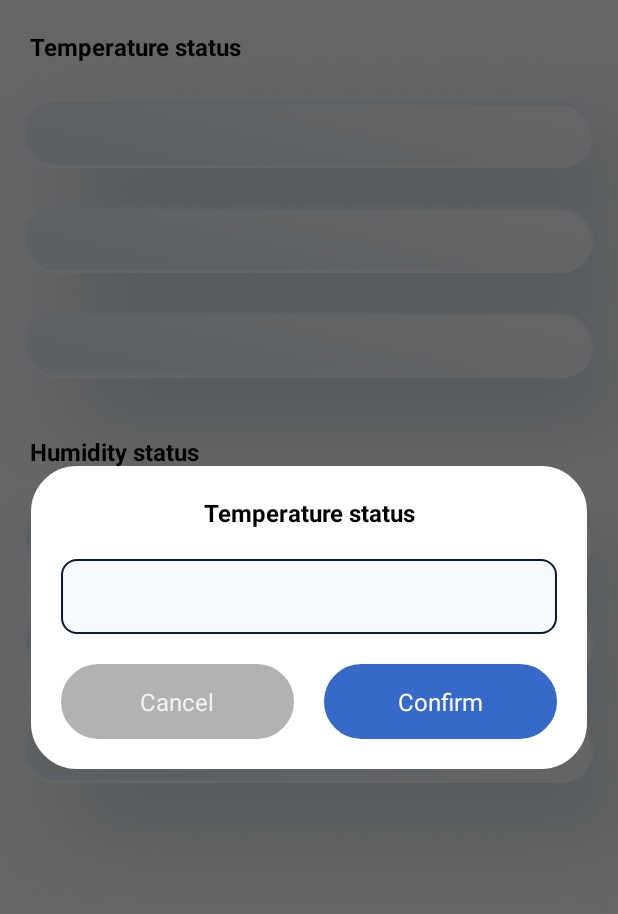
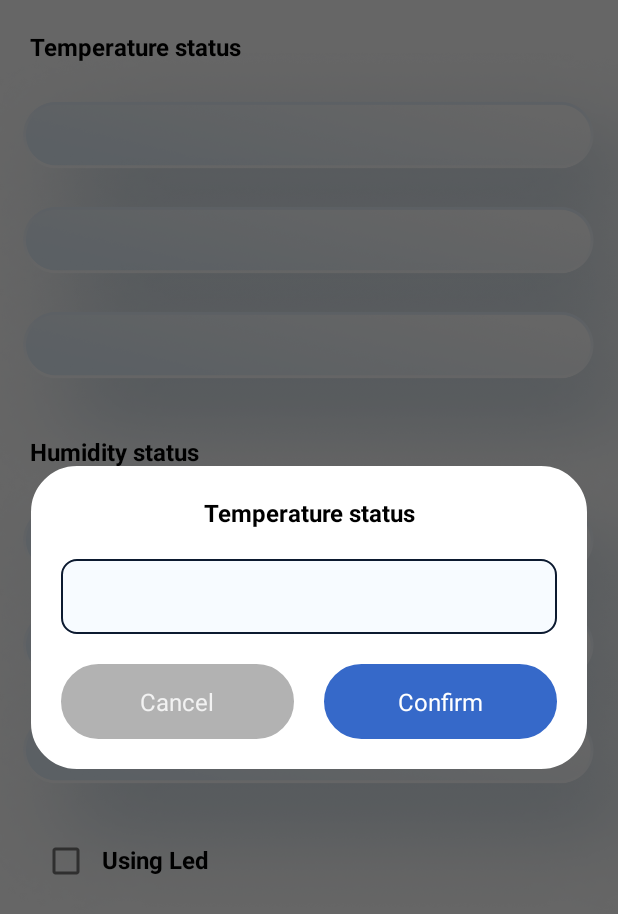
Before and after one commit to Trunggnguyen/LTN, an Android app: the fragment SettingFragment shown on its own in the app's theme, after a tap on an icon or button, on a phone screen of 412 x 824 dp. Shown: the top 914 px of the screen. Run offline under Robolectric (Android 15) with nearby library versions, the phone set to English and light mode, and no system bars; our stand-ins replace Firebase (no records; nobody signed in at launch, a user with empty details on screens opened directly), data binding; Roboto replaces fonts that are not available here; 4 statements that could not run were skipped.

Commit message:
usingled

```diff
--- a/app/src/main/java/com/ltn/exam/data/DataRequest.kt
+++ b/app/src/main/java/com/ltn/exam/data/DataRequest.kt
@@ -10,5 +10,6 @@ class DataRequest (
     var tempMin : Int  ?= null,
     var tempStr1 : String  ?= null,
     var tempStr2 : String  ?= null,
-    var tempTheshold : Int  ?= null
+    var tempTheshold : Int  ?= null,
+    var isUsingLed : Boolean ?= false
     )
--- a/app/src/main/java/com/ltn/exam/data/DataResponse.kt
+++ b/app/src/main/java/com/ltn/exam/data/DataResponse.kt
@@ -11,6 +11,7 @@ class DataResponse {
     var tempStr1 : String  ?= null
     var tempStr2 : String  ?= null
     var tempTheshold : Int  ?= null
+    var usingLed : Boolean? = null
     constructor()
 
 }
--- a/app/src/main/java/com/ltn/exam/utils/custom_view/Dialog_Status.kt
+++ b/app/src/main/java/com/ltn/exam/utils/custom_view/Dialog_Status.kt
@@ -7,9 +7,10 @@ import com.ltn.exam.base.BaseDialog
 import ltn.exam.R
 import ltn.exam.databinding.LayoutDialogInputBinding
 
-class Dialog_Status(getClickInput: GetClicknput, type: Int) : BaseDialog<LayoutDialogInputBinding>() {
+class Dialog_Status(getClickInput: GetClicknput, type: Int, text: String) : BaseDialog<LayoutDialogInputBinding>() {
     val getClickinput = getClickInput
     val type = type
+    val text = text
 
     override fun getLayoutResource(): Int {
         return R.layout.layout_dialog_input
@@ -19,6 +20,7 @@ class Dialog_Status(getClickInput: GetClicknput, type: Int) : BaseDialog<LayoutD
     }
 
     override fun setUp(view: View?) {
+        binding.tvInput.setText(text)
         when (type) {
             1 -> {
                 binding.tvTitle.text = binding.root.context.getString(R.string.str_temp)
--- a/app/src/main/res/layout/fragment_setting.xml
+++ b/app/src/main/res/layout/fragment_setting.xml
@@ -130,18 +130,37 @@
                     android:layout_height="wrap_content"
                     android:layout_marginTop="-10dp"
                     android:src="@drawable/ic_lcd" />
+
                 <TextView
+                    android:id="@+id/tv6"
                     android:layout_width="match_parent"
+                    android:layout_height="wrap_content"
+                    android:layout_marginLeft="@dimen/dp40"
                     android:layout_marginTop="@dimen/dp220"
-                    android:layout_marginLeft="@dimen/dp40"
                     android:layout_marginRight="@dimen/dp40"
-                    android:textSize="@dimen/sp14"
+                    android:ellipsize="end"
                     android:maxLines="1"
-                    android:ellipsize="end"
-                    android:id="@+id/tv6"
                     android:textColor="#4291BE"
+                    android:textSize="@dimen/sp14" />
+            </RelativeLayout>
+            <LinearLayout
+                android:layout_width="match_parent"
+                android:layout_marginTop="550dp"
+                android:layout_height="wrap_content">
+                <CheckBox
+                    android:layout_width="wrap_content"
+                    android:id="@+id/checkbox"
+                    android:layout_marginLeft="@dimen/dp20"
                     android:layout_height="wrap_content"/>
-            </RelativeLayout>
+                <TextView
+                    android:layout_width="wrap_content"
+                    android:layout_height="wrap_content"
+                    android:text="Using Led"
+                    android:textColor="@color/colorBlack"
+                    android:textSize="@dimen/sp16"
+                    android:textStyle="bold"
+                    />
+            </LinearLayout>
         </RelativeLayout>
     </ScrollView>
 </layout>
```
Also changed, not shown: app/src/main/java/com/ltn/exam/ui/setting/SettingFragment.kt (+20 -7 lines), 1 other file.
